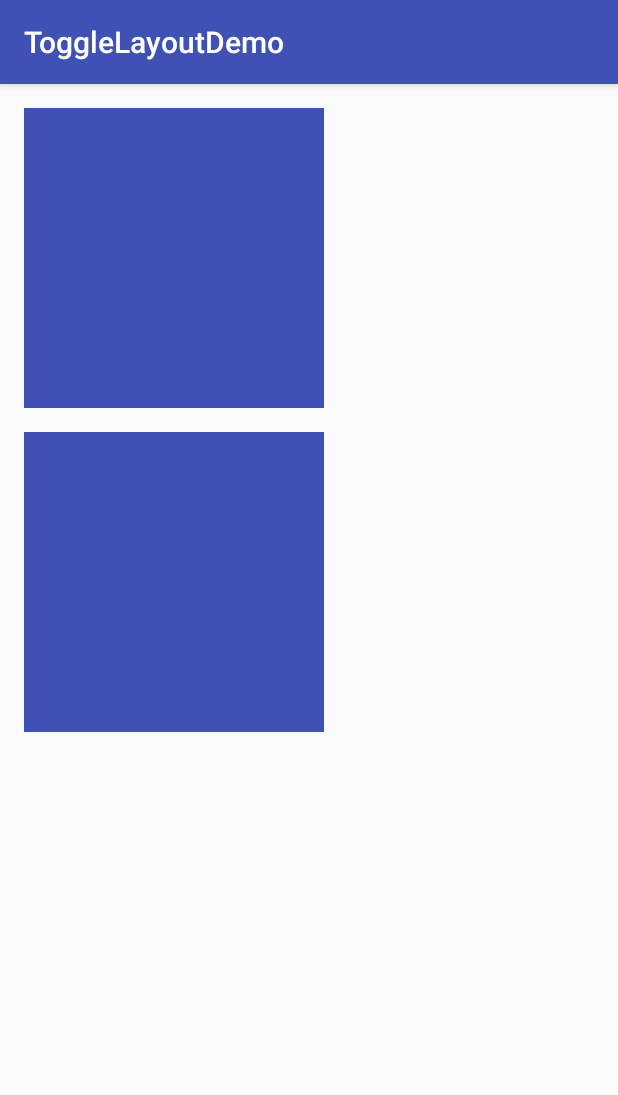
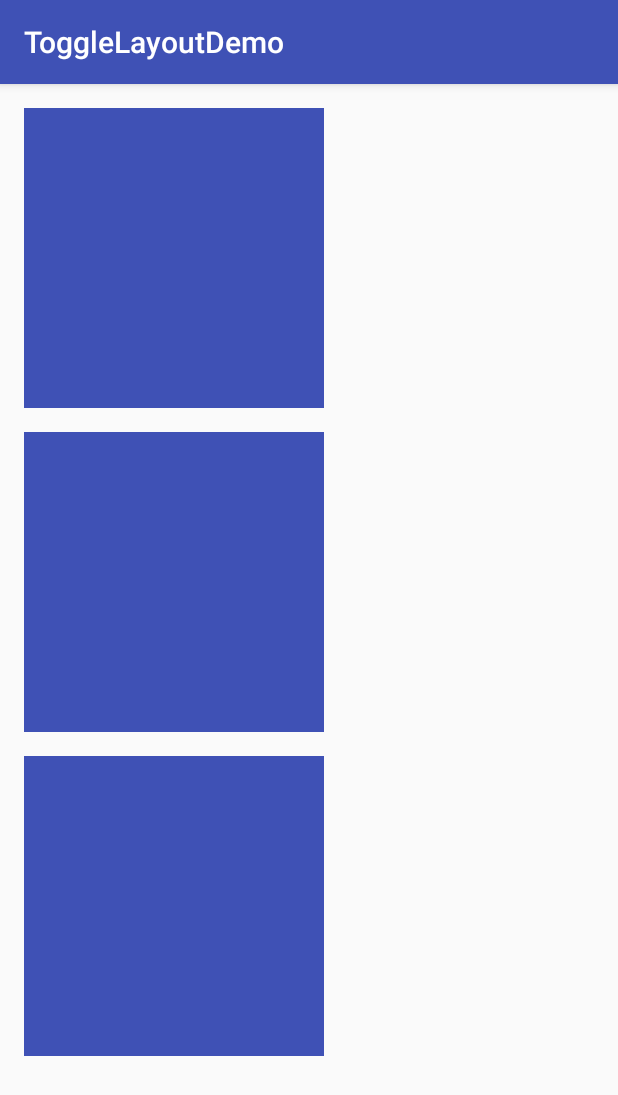
Before and after one commit to degendra/ToggleLayoutDemo, an Android app: the screen it shows after launch (MainActivity), on a phone screen of 412 x 824 dp. Shown: the top 1095 px of the screen. Run offline under Robolectric (Android 15) with nearby library versions, the phone set to English and light mode, and no system bars.

```diff
--- a/app/src/main/java/degendra/com/np/togglelayoutdemo/CustomRelativeLayout.java
+++ b/app/src/main/java/degendra/com/np/togglelayoutdemo/CustomRelativeLayout.java
@@ -26,6 +26,15 @@ public class CustomRelativeLayout extends RelativeLayout
     }
 
     @Override
+    public void onMeasure(int widthMeasureSpec, int heightMeasureSpec) {
+        super.onMeasure(widthMeasureSpec, widthMeasureSpec);
+        int width = MeasureSpec.getSize(widthMeasureSpec);
+        int height = MeasureSpec.getSize(heightMeasureSpec);
+        int size = width > height ? height : width;
+        setMeasuredDimension(size, size); // make it square
+    }
+
+    @Override
     public void onClick(View v) {
         Log.d(TAG, "CustomRelativeLayout. onClicked");
         ((RadioGroup)v.getParent()).check(v.getId());
--- a/app/src/main/res/layout/activity_main.xml
+++ b/app/src/main/res/layout/activity_main.xml
@@ -7,12 +7,14 @@
     android:paddingLeft="@dimen/activity_horizontal_margin"
     android:paddingRight="@dimen/activity_horizontal_margin"
     android:paddingTop="@dimen/activity_vertical_margin"
+    android:weightSum="3"
     tools:context="degendra.com.np.togglelayoutdemo.MainActivity">
 
     <degendra.com.np.togglelayoutdemo.CustomRelativeLayout
         android:id="@+id/rl1"
         android:layout_width="200dp"
-        android:layout_height="200dp"
+        android:layout_height="0dp"
+        android:layout_weight="1"
         android:paddingBottom="@dimen/activity_vertical_margin"
         android:paddingLeft="@dimen/activity_horizontal_margin"
         android:paddingRight="@dimen/activity_horizontal_margin"
@@ -24,7 +26,22 @@
     <degendra.com.np.togglelayoutdemo.CustomRelativeLayout
         android:id="@+id/rl2"
         android:layout_width="200dp"
-        android:layout_height="200dp"
+        android:layout_height="0dp"
+        android:layout_weight="1"
+        android:layout_marginTop="@dimen/activity_horizontal_margin"
+        android:paddingBottom="@dimen/activity_vertical_margin"
+        android:paddingLeft="@dimen/activity_horizontal_margin"
+        android:paddingRight="@dimen/activity_horizontal_margin"
+        android:paddingTop="@dimen/activity_vertical_margin"
+        android:background="@drawable/test_drawable">
+
+    </degendra.com.np.togglelayoutdemo.CustomRelativeLayout>
+
+    <degendra.com.np.togglelayoutdemo.CustomRelativeLayout
+        android:id="@+id/rl3"
+        android:layout_width="200dp"
+        android:layout_height="0dp"
+        android:layout_weight="1"
         android:layout_marginTop="@dimen/activity_horizontal_margin"
         android:paddingBottom="@dimen/activity_vertical_margin"
         android:paddingLeft="@dimen/activity_horizontal_margin"
```
